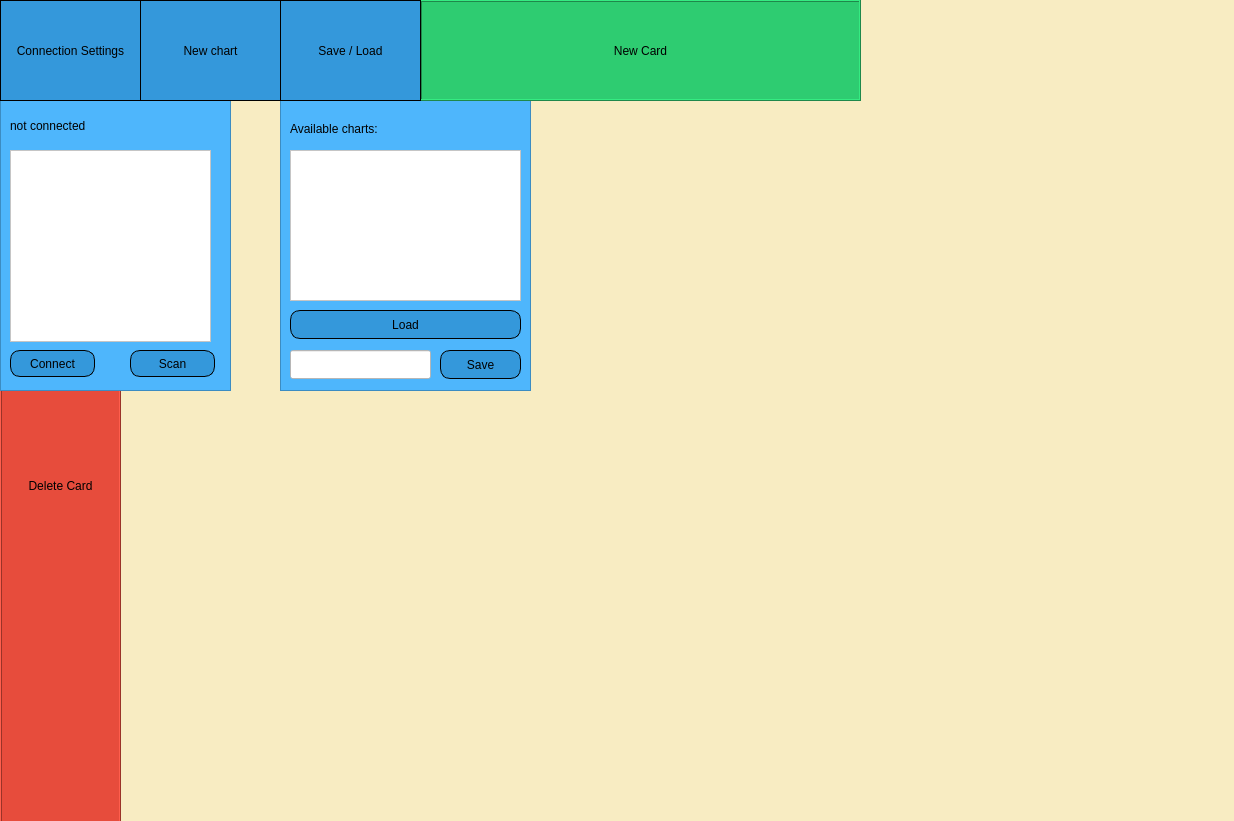
This is Code/iplanpy.ui in Peacecake/ITT-Abschlussprojekt as Qt 5 draws it before an edit. The edited form follows.
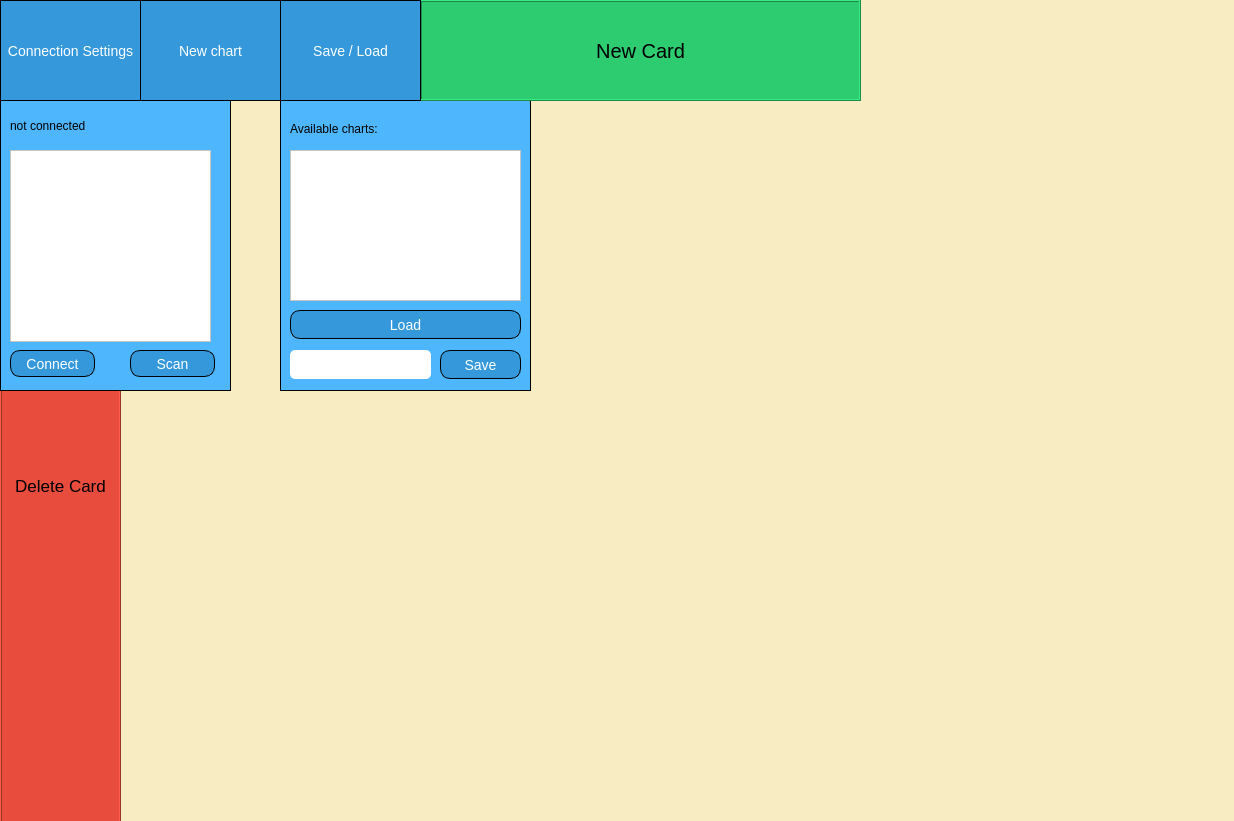
This is the edited form.

Commit message: ui is even nicer

```diff
--- a/Code/iplanpy.ui
+++ b/Code/iplanpy.ui
@@ -41,7 +41,10 @@
     <bool>false</bool>
    </property>
    <property name="styleSheet">
-    <string notr="true">background-color: #4eb6fc;</string>
+    <string notr="true">QFrame#fr_connection {
+background-color: #4eb6fc;
+border: 1px solid black;
+}</string>
    </property>
    <property name="frameShape">
     <enum>QFrame::StyledPanel</enum>
@@ -59,11 +62,17 @@
      </rect>
     </property>
     <property name="styleSheet">
-     <string notr="true">background-color: #3498db;
+     <string notr="true">QPushButton {
+background-color: #3498db;
 border: 1px solid black;
 border-radius: 10px;
+color: white;
+font-size: 14px;
+}
 
-</string>
+QPushButton:hover {
+	background-color: #2980b9;
+}</string>
     </property>
     <property name="text">
      <string>Connect</string>
@@ -105,11 +114,17 @@
      </rect>
     </property>
     <property name="styleSheet">
-     <string notr="true">background-color: #3498db;
+     <string notr="true">QPushButton {
+background-color: #3498db;
 border: 1px solid black;
 border-radius: 10px;
+color: white;
+font-size: 14px;
+}
 
-</string>
+QPushButton:hover {
+	background-color: #2980b9;
+}</string>
     </property>
     <property name="text">
      <string>Scan</string>
@@ -129,7 +144,10 @@
     <bool>false</bool>
    </property>
    <property name="styleSheet">
-    <string notr="true">background-color: #4eb6fc;</string>
+    <string notr="true">QFrame#fr_save_and_load {
+	background-color: #4eb6fc;
+	border: 1px solid black;
+}</string>
    </property>
    <property name="frameShape">
     <enum>QFrame::StyledPanel</enum>
@@ -173,11 +191,17 @@
      </rect>
     </property>
     <property name="styleSheet">
-     <string notr="true">background-color: #3498db;
+     <string notr="true">QPushButton {
+background-color: #3498db;
 border: 1px solid black;
 border-radius: 10px;
+color: white;
+font-size: 14px;
+}
 
-</string>
+QPushButton:hover {
+	background-color: #2980b9;
+}</string>
     </property>
     <property name="text">
      <string>Load</string>
@@ -193,7 +217,14 @@
      </rect>
     </property>
     <property name="styleSheet">
-     <string notr="true">background-color: white;</string>
+     <string notr="true">QLineEdit {
+	background-color: white;
+	border-radius: 5px;
+}
+
+QLineEdit:focus {
+	border: 1px solid black;
+}</string>
     </property>
    </widget>
    <widget class="QPushButton" name="btn_save">
@@ -206,11 +237,17 @@
      </rect>
     </property>
     <property name="styleSheet">
-     <string notr="true">background-color: #3498db;
+     <string notr="true">QPushButton {
+background-color: #3498db;
 border: 1px solid black;
 border-radius: 10px;
+color: white;
+font-size: 14px;
+}
 
-</string>
+QPushButton:hover {
+	background-color: #2980b9;
+}</string>
     </property>
     <property name="text">
      <string>Save</string>
@@ -254,7 +291,8 @@
 }
 
 #lbl_new_card {
-	background-color: #2ecc71
+	background-color: #2ecc71;
+	font-size: 20px;
 }</string>
     </property>
     <property name="frameShape">
@@ -280,8 +318,16 @@
      </rect>
     </property>
     <property name="styleSheet">
-     <string notr="true">background-color: #3498db;
-border: 1px solid black;</string>
+     <string notr="true">QPushButton {
+background-color: #3498db;
+border: 1px solid black;
+color: white;
+font-size: 14px;
+}
+
+QPushButton:hover {
+	background-color: #2980b9;
+}</string>
     </property>
     <property name="text">
      <string>Save / Load</string>
@@ -297,10 +343,16 @@
      </rect>
     </property>
     <property name="styleSheet">
-     <string notr="true">background-color: #3498db;
+     <string notr="true">QPushButton {
+background-color: #3498db;
 border: 1px solid black;
+color: white;
+font-size: 14px;
+}
 
-</string>
+QPushButton:hover {
+	background-color: #2980b9;
+}</string>
     </property>
     <property name="text">
      <string>Connection Settings</string>
@@ -316,8 +368,16 @@
      </rect>
     </property>
     <property name="styleSheet">
-     <string notr="true">background-color: #3498db;
-border: 1px solid black;</string>
+     <string notr="true">QPushButton {
+background-color: #3498db;
+border: 1px solid black;
+color: white;
+font-size: 14px;
+}
+
+QPushButton:hover {
+	background-color: #2980b9;
+}</string>
     </property>
     <property name="text">
      <string>New chart</string>
@@ -352,6 +412,7 @@
 	height: 100%;
 	float: left;
 	background-color: #e74c3c;
+	font-size:17px;
 }</string>
    </property>
    <property name="frameShape">
```
Left out of the diff: 3 changed lines with no effect on the pictures. The commit also changes 1 other file.
